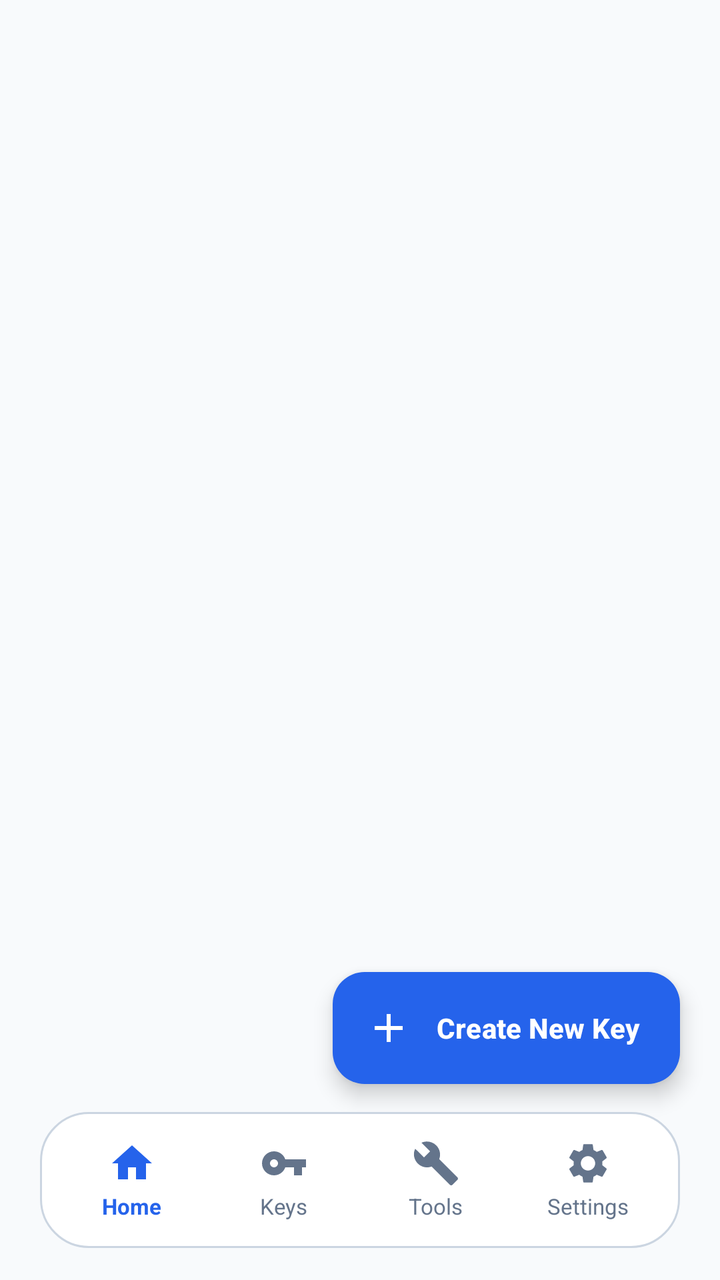
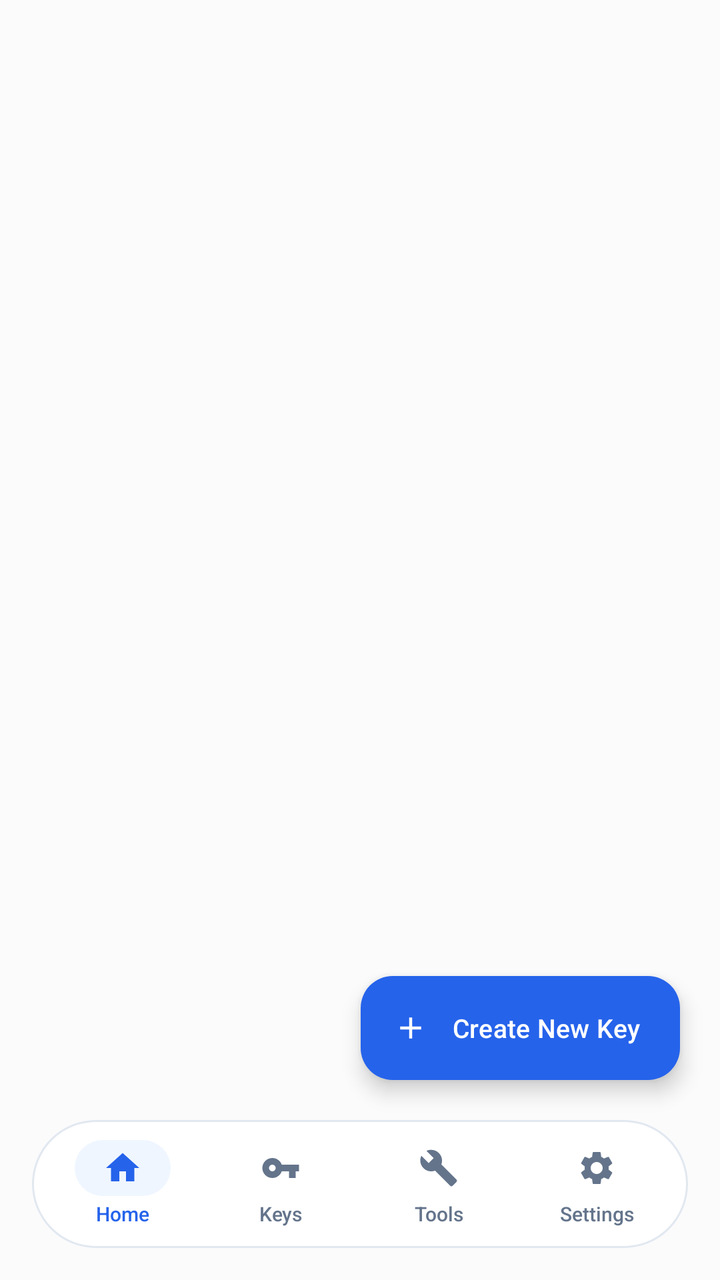

Compare the two renders of this Android layout. The source of the first and the diff that turns it into the second are given below.
<!-- AndroidManifest.xml: activity theme Theme.GitKey -->
<!-- res/layout/activity_main.xml -->
<?xml version="1.0" encoding="utf-8"?>
<androidx.coordinatorlayout.widget.CoordinatorLayout xmlns:android="http://schemas.android.com/apk/res/android"
    xmlns:app="http://schemas.android.com/apk/res-auto"
    xmlns:tools="http://schemas.android.com/tools"
    android:id="@+id/mainCoordinator"
    android:layout_width="match_parent"
    android:layout_height="match_parent"
    android:background="?android:attr/colorBackground">

    
    <FrameLayout
        android:id="@+id/fragmentContainer"
        android:layout_width="match_parent"
        android:layout_height="match_parent"
        android:layout_marginBottom="88dp" />

    
    <com.google.android.material.floatingactionbutton.ExtendedFloatingActionButton
        android:id="@+id/fabCreateKey"
        android:layout_width="wrap_content"
        android:layout_height="wrap_content"
        android:layout_gravity="bottom|end"
        android:layout_marginEnd="20dp"
        android:layout_marginBottom="98dp"
        android:text="@string/btn_create_new_key"
        android:textColor="#FFFFFF"
        android:textSize="14sp"
        android:textStyle="bold"
        app:icon="@drawable/ic_add"
        app:iconTint="#FFFFFF"
        app:backgroundTint="?attr/colorPrimary"
        app:elevation="6dp"
        app:cornerRadius="28dp"
        android:contentDescription="@string/btn_create_new_key" />

    
    <LinearLayout
        android:id="@+id/glassBottomBar"
        android:layout_width="match_parent"
        android:layout_height="68dp"
        android:layout_gravity="bottom"
        android:layout_marginStart="20dp"
        android:layout_marginEnd="20dp"
        android:layout_marginBottom="16dp"
        android:background="@drawable/bg_glass_nav"
        android:elevation="8dp"
        android:orientation="horizontal"
        android:gravity="center"
        android:paddingStart="8dp"
        android:paddingEnd="8dp">

        
        <LinearLayout
            android:id="@+id/tabHome"
            android:layout_width="0dp"
            android:layout_height="match_parent"
            android:layout_weight="1"
            android:orientation="vertical"
            android:gravity="center"
            android:clickable="true"
            android:focusable="true"
            android:background="?attr/selectableItemBackgroundBorderless">

            <ImageView
                android:id="@+id/ivTabHome"
                android:layout_width="24dp"
                android:layout_height="24dp"
                android:src="@drawable/ic_home"
                app:tint="?attr/colorPrimary"
                android:contentDescription="@string/nav_home" />

            <TextView
                android:id="@+id/tvTabHome"
                android:layout_width="wrap_content"
                android:layout_height="wrap_content"
                android:layout_marginTop="2dp"
                android:text="@string/nav_home"
                android:textSize="11sp"
                android:textStyle="bold"
                android:textColor="?attr/colorPrimary" />
        </LinearLayout>

        
        <LinearLayout
            android:id="@+id/tabKeys"
            android:layout_width="0dp"
            android:layout_height="match_parent"
            android:layout_weight="1"
            android:orientation="vertical"
            android:gravity="center"
            android:clickable="true"
            android:focusable="true"
            android:background="?attr/selectableItemBackgroundBorderless">

            <ImageView
                android:id="@+id/ivTabKeys"
                android:layout_width="24dp"
                android:layout_height="24dp"
                android:src="@drawable/ic_key"
                app:tint="?attr/colorTextMuted"
                android:contentDescription="@string/nav_keys" />

            <TextView
                android:id="@+id/tvTabKeys"
                android:layout_width="wrap_content"
                android:layout_height="wrap_content"
                android:layout_marginTop="2dp"
                android:text="@string/nav_keys"
                android:textSize="11sp"
                android:textColor="?attr/colorTextMuted" />
        </LinearLayout>

        
        <LinearLayout
            android:id="@+id/tabTools"
            android:layout_width="0dp"
            android:layout_height="match_parent"
            android:layout_weight="1"
            android:orientation="vertical"
            android:gravity="center"
            android:clickable="true"
            android:focusable="true"
            android:background="?attr/selectableItemBackgroundBorderless">

            <ImageView
                android:id="@+id/ivTabTools"
                android:layout_width="24dp"
                android:layout_height="24dp"
                android:src="@drawable/ic_tools"
                app:tint="?attr/colorTextMuted"
                android:contentDescription="@string/nav_tools" />

            <TextView
                android:id="@+id/tvTabTools"
                android:layout_width="wrap_content"
                android:layout_height="wrap_content"
                android:layout_marginTop="2dp"
                android:text="@string/nav_tools"
                android:textSize="11sp"
                android:textColor="?attr/colorTextMuted" />
        </LinearLayout>

        
        <LinearLayout
            android:id="@+id/tabSettings"
            android:layout_width="0dp"
            android:layout_height="match_parent"
            android:layout_weight="1"
            android:orientation="vertical"
            android:gravity="center"
            android:clickable="true"
            android:focusable="true"
            android:background="?attr/selectableItemBackgroundBorderless">

            <ImageView
                android:id="@+id/ivTabSettings"
                android:layout_width="24dp"
                android:layout_height="24dp"
                android:src="@drawable/ic_settings"
                app:tint="?attr/colorTextMuted"
                android:contentDescription="@string/nav_settings" />

            <TextView
                android:id="@+id/tvTabSettings"
                android:layout_width="wrap_content"
                android:layout_height="wrap_content"
                android:layout_marginTop="2dp"
                android:text="@string/nav_settings"
                android:textSize="11sp"
                android:textColor="?attr/colorTextMuted" />
        </LinearLayout>

    </LinearLayout>

</androidx.coordinatorlayout.widget.CoordinatorLayout>
<!-- resources referenced by this layout -->
<resources>
  <!-- drawable bg_glass_nav (drawable) -->
  <?xml version="1.0" encoding="utf-8"?>
  <shape xmlns:android="http://schemas.android.com/apk/res/android"
      android:shape="rectangle">
      <corners android:radius="24dp" />
      <solid android:color="?attr/colorNavGlass" />
      <stroke
          android:width="1dp"
          android:color="?attr/colorNavStroke" />
  </shape>
  <string name="btn_create_new_key">Create New Key</string>
  <string name="nav_home">Home</string>
  <string name="nav_keys">Keys</string>
  <string name="nav_settings">Settings</string>
  <string name="nav_tools">Tools</string>
  <style name="Theme.GitKey" parent="Theme.Material3.DayNight.NoActionBar">
          
          <item name="colorPrimary">@color/brand_blue</item>
          <item name="colorOnPrimary">#FFFFFF</item>
          <item name="colorPrimaryContainer">#DBEAFE</item>
          <item name="colorOnPrimaryContainer">#1E3A8A</item>
  
          <item name="colorSecondary">@color/brand_cyan</item>
          <item name="colorOnSecondary">#FFFFFF</item>
  
          <item name="colorTertiary">@color/brand_emerald</item>
          <item name="colorOnTertiary">#FFFFFF</item>
  
          <item name="android:colorBackground">@color/bg_light</item>
          <item name="colorSurface">@color/surface_light</item>
          <item name="colorOnSurface">@color/text_title_light</item>
  
          
          <item name="colorCardBackground">@color/card_bg_light</item>
          <item name="colorCardStroke">@color/card_stroke_light</item>
          <item name="colorCodeBlock">@color/code_block_bg_light</item>
          <item name="colorNavGlass">@color/nav_glass_bg_light</item>
          <item name="colorNavStroke">@color/nav_glass_stroke_light</item>
          <item name="colorTextTitle">@color/text_title_light</item>
          <item name="colorTextBody">@color/text_body_light</item>
          <item name="colorTextMuted">@color/text_muted_light</item>
  
          
          <item name="android:statusBarColor">@android:color/transparent</item>
          <item name="android:navigationBarColor">@android:color/transparent</item>
          <item name="android:windowLightStatusBar">true</item>
          <item name="android:windowLightNavigationBar">true</item>
      </style>
  <color name="brand_blue">#2563EB</color>
  <color name="brand_cyan">#0EA5E9</color>
  <color name="brand_emerald">#10B981</color>
  <color name="bg_light">#F8FAFC</color>
  <color name="surface_light">#FFFFFF</color>
  <color name="text_title_light">#0F172A</color>
  <color name="card_bg_light">#FFFFFF</color>
  <color name="card_stroke_light">#E2E8F0</color>
  <color name="code_block_bg_light">#F1F5F9</color>
  <color name="nav_glass_bg_light">#F2FFFFFF</color>
  <color name="nav_glass_stroke_light">#CBD5E1</color>
  <color name="text_body_light">#334155</color>
  <color name="text_muted_light">#64748B</color>
  <!-- unchanged entries left out for length: 5 -->
</resources>

<!-- the commit's change to res/layout/activity_main.xml (unified diff, before → after) -->
@@ -12,42 +12,43 @@
         android:id="@+id/fragmentContainer"
         android:layout_width="match_parent"
         android:layout_height="match_parent"
-        android:layout_marginBottom="88dp" />
+        android:layout_marginBottom="90dp" />
 
     
     <com.google.android.material.floatingactionbutton.ExtendedFloatingActionButton
         android:id="@+id/fabCreateKey"
         android:layout_width="wrap_content"
-        android:layout_height="wrap_content"
+        android:layout_height="52dp"
         android:layout_gravity="bottom|end"
         android:layout_marginEnd="20dp"
-        android:layout_marginBottom="98dp"
+        android:layout_marginBottom="100dp"
         android:text="@string/btn_create_new_key"
         android:textColor="#FFFFFF"
-        android:textSize="14sp"
-        android:textStyle="bold"
+        android:textSize="13sp"
+        android:fontFamily="sans-serif-medium"
         app:icon="@drawable/ic_add"
         app:iconTint="#FFFFFF"
+        app:iconSize="18dp"
         app:backgroundTint="?attr/colorPrimary"
-        app:elevation="6dp"
-        app:cornerRadius="28dp"
+        app:elevation="4dp"
+        app:cornerRadius="26dp"
         android:contentDescription="@string/btn_create_new_key" />
 
     
     <LinearLayout
         android:id="@+id/glassBottomBar"
         android:layout_width="match_parent"
-        android:layout_height="68dp"
+        android:layout_height="64dp"
         android:layout_gravity="bottom"
-        android:layout_marginStart="20dp"
-        android:layout_marginEnd="20dp"
+        android:layout_marginStart="16dp"
+        android:layout_marginEnd="16dp"
         android:layout_marginBottom="16dp"
         android:background="@drawable/bg_glass_nav"
-        android:elevation="8dp"
+        android:elevation="6dp"
         android:orientation="horizontal"
         android:gravity="center"
-        android:paddingStart="8dp"
-        android:paddingEnd="8dp">
+        android:paddingStart="6dp"
+        android:paddingEnd="6dp">
 
         
         <LinearLayout
@@ -59,15 +60,25 @@
             android:gravity="center"
             android:clickable="true"
             android:focusable="true"
-            android:background="?attr/selectableItemBackgroundBorderless">
-
-            <ImageView
-                android:id="@+id/ivTabHome"
-                android:layout_width="24dp"
-                android:layout_height="24dp"
-                android:src="@drawable/ic_home"
-                app:tint="?attr/colorPrimary"
-                android:contentDescription="@string/nav_home" />
+            android:paddingTop="4dp"
+            android:paddingBottom="4dp"
+            android:background="?attr/selectableItemBackgroundBorderless">
+
+            <FrameLayout
+                android:id="@+id/pillTabHome"
+                android:layout_width="48dp"
+                android:layout_height="28dp"
+                android:background="@drawable/bg_nav_pill_active">
+
+                <ImageView
+                    android:id="@+id/ivTabHome"
+                    android:layout_width="20dp"
+                    android:layout_height="20dp"
+                    android:layout_gravity="center"
+                    android:src="@drawable/ic_home"
+                    app:tint="?attr/colorPrimary"
+                    android:contentDescription="@string/nav_home" />
+            </FrameLayout>
 
             <TextView
                 android:id="@+id/tvTabHome"
@@ -75,8 +86,8 @@
                 android:layout_height="wrap_content"
                 android:layout_marginTop="2dp"
                 android:text="@string/nav_home"
-                android:textSize="11sp"
-                android:textStyle="bold"
+                android:textSize="10sp"
+                android:fontFamily="sans-serif-medium"
                 android:textColor="?attr/colorPrimary" />
         </LinearLayout>
 
@@ -90,15 +101,24 @@
             android:gravity="center"
             android:clickable="true"
             android:focusable="true"
-            android:background="?attr/selectableItemBackgroundBorderless">
-
-            <ImageView
-                android:id="@+id/ivTabKeys"
-                android:layout_width="24dp"
-                android:layout_height="24dp"
-                android:src="@drawable/ic_key"
-                app:tint="?attr/colorTextMuted"
-                android:contentDescription="@string/nav_keys" />
+            android:paddingTop="4dp"
+            android:paddingBottom="4dp"
+            android:background="?attr/selectableItemBackgroundBorderless">
+
+            <FrameLayout
+                android:id="@+id/pillTabKeys"
+                android:layout_width="48dp"
+                android:layout_height="28dp">
+
+                <ImageView
+                    android:id="@+id/ivTabKeys"
+                    android:layout_width="20dp"
+                    android:layout_height="20dp"
+                    android:layout_gravity="center"
+                    android:src="@drawable/ic_key"
+                    app:tint="?attr/colorTextMuted"
+                    android:contentDescription="@string/nav_keys" />
+            </FrameLayout>
 
             <TextView
                 android:id="@+id/tvTabKeys"
@@ -106,7 +126,8 @@
                 android:layout_height="wrap_content"
                 android:layout_marginTop="2dp"
                 android:text="@string/nav_keys"
-                android:textSize="11sp"
+                android:textSize="10sp"
+                android:fontFamily="sans-serif-medium"
                 android:textColor="?attr/colorTextMuted" />
         </LinearLayout>
 
@@ -120,15 +141,24 @@
             android:gravity="center"
             android:clickable="true"
             android:focusable="true"
-            android:background="?attr/selectableItemBackgroundBorderless">
-
-            <ImageView
-                android:id="@+id/ivTabTools"
-                android:layout_width="24dp"
-                android:layout_height="24dp"
-                android:src="@drawable/ic_tools"
-                app:tint="?attr/colorTextMuted"
-                android:contentDescription="@string/nav_tools" />
+            android:paddingTop="4dp"
+            android:paddingBottom="4dp"
+            android:background="?attr/selectableItemBackgroundBorderless">
+
+            <FrameLayout
+                android:id="@+id/pillTabTools"
+                android:layout_width="48dp"
+                android:layout_height="28dp">
+
+                <ImageView
+                    android:id="@+id/ivTabTools"
+                    android:layout_width="20dp"
+                    android:layout_height="20dp"
+                    android:layout_gravity="center"
+                    android:src="@drawable/ic_tools"
+                    app:tint="?attr/colorTextMuted"
+                    android:contentDescription="@string/nav_tools" />
+            </FrameLayout>
 
             <TextView
                 android:id="@+id/tvTabTools"
@@ -136,7 +166,8 @@
                 android:layout_height="wrap_content"
                 android:layout_marginTop="2dp"
                 android:text="@string/nav_tools"
-                android:textSize="11sp"
+                android:textSize="10sp"
+                android:fontFamily="sans-serif-medium"
                 android:textColor="?attr/colorTextMuted" />
         </LinearLayout>
 
@@ -150,15 +181,24 @@
             android:gravity="center"
             android:clickable="true"
             android:focusable="true"
-            android:background="?attr/selectableItemBackgroundBorderless">
-
-            <ImageView
-                android:id="@+id/ivTabSettings"
-                android:layout_width="24dp"
-                android:layout_height="24dp"
-                android:src="@drawable/ic_settings"
-                app:tint="?attr/colorTextMuted"
-                android:contentDescription="@string/nav_settings" />
+            android:paddingTop="4dp"
+            android:paddingBottom="4dp"
+            android:background="?attr/selectableItemBackgroundBorderless">
+
+            <FrameLayout
+                android:id="@+id/pillTabSettings"
+                android:layout_width="48dp"
+                android:layout_height="28dp">
+
+                <ImageView
+                    android:id="@+id/ivTabSettings"
+                    android:layout_width="20dp"
+                    android:layout_height="20dp"
+                    android:layout_gravity="center"
+                    android:src="@drawable/ic_settings"
+                    app:tint="?attr/colorTextMuted"
+                    android:contentDescription="@string/nav_settings" />
+            </FrameLayout>
 
             <TextView
                 android:id="@+id/tvTabSettings"
@@ -166,7 +206,8 @@
                 android:layout_height="wrap_content"
                 android:layout_marginTop="2dp"
                 android:text="@string/nav_settings"
-                android:textSize="11sp"
+                android:textSize="10sp"
+                android:fontFamily="sans-serif-medium"
                 android:textColor="?attr/colorTextMuted" />
         </LinearLayout>
 
<!-- resource entries referenced after the edit -->
@@ -4,11 +4,18 @@
   <?xml version="1.0" encoding="utf-8"?>
   <shape xmlns:android="http://schemas.android.com/apk/res/android"
       android:shape="rectangle">
-      <corners android:radius="24dp" />
+      <corners android:radius="32dp" />
       <solid android:color="?attr/colorNavGlass" />
       <stroke
           android:width="1dp"
           android:color="?attr/colorNavStroke" />
+  </shape>
+  <!-- drawable bg_nav_pill_active (drawable) -->
+  <?xml version="1.0" encoding="utf-8"?>
+  <shape xmlns:android="http://schemas.android.com/apk/res/android"
+      android:shape="rectangle">
+      <corners android:radius="18dp" />
+      <solid android:color="?attr/colorPrimaryContainer" />
   </shape>
   <string name="btn_create_new_key">Create New Key</string>
   <string name="nav_home">Home</string>
@@ -19,8 +26,8 @@
           
           <item name="colorPrimary">@color/brand_blue</item>
           <item name="colorOnPrimary">#FFFFFF</item>
-          <item name="colorPrimaryContainer">#DBEAFE</item>
-          <item name="colorOnPrimaryContainer">#1E3A8A</item>
+          <item name="colorPrimaryContainer">@color/brand_blue_tint</item>
+          <item name="colorOnPrimaryContainer">#1D4ED8</item>
   
           <item name="colorSecondary">@color/brand_cyan</item>
           <item name="colorOnSecondary">#FFFFFF</item>
@@ -36,31 +43,42 @@
           <item name="colorCardBackground">@color/card_bg_light</item>
           <item name="colorCardStroke">@color/card_stroke_light</item>
           <item name="colorCodeBlock">@color/code_block_bg_light</item>
+          <item name="colorCodeText">@color/code_text_light</item>
           <item name="colorNavGlass">@color/nav_glass_bg_light</item>
           <item name="colorNavStroke">@color/nav_glass_stroke_light</item>
           <item name="colorTextTitle">@color/text_title_light</item>
           <item name="colorTextBody">@color/text_body_light</item>
           <item name="colorTextMuted">@color/text_muted_light</item>
+          <item name="colorPillBg">@color/pill_bg_light</item>
+          <item name="colorPillStroke">@color/pill_stroke_light</item>
+          <item name="colorIconContainer">@color/icon_container_light</item>
+          <item name="colorDivider">@color/divider_light</item>
   
           
-          <item name="android:statusBarColor">@android:color/transparent</item>
-          <item name="android:navigationBarColor">@android:color/transparent</item>
+          <item name="android:statusBarColor">@color/bg_light</item>
+          <item name="android:navigationBarColor">@color/bg_light</item>
           <item name="android:windowLightStatusBar">true</item>
           <item name="android:windowLightNavigationBar">true</item>
       </style>
   <color name="brand_blue">#2563EB</color>
+  <color name="brand_blue_tint">#EFF6FF</color>
   <color name="brand_cyan">#0EA5E9</color>
   <color name="brand_emerald">#10B981</color>
-  <color name="bg_light">#F8FAFC</color>
+  <color name="bg_light">#FBFBFC</color>
   <color name="surface_light">#FFFFFF</color>
   <color name="text_title_light">#0F172A</color>
   <color name="card_bg_light">#FFFFFF</color>
-  <color name="card_stroke_light">#E2E8F0</color>
-  <color name="code_block_bg_light">#F1F5F9</color>
+  <color name="card_stroke_light">#E5E7EB</color>
+  <color name="code_block_bg_light">#F8FAFC</color>
+  <color name="code_text_light">#1E293B</color>
   <color name="nav_glass_bg_light">#F2FFFFFF</color>
-  <color name="nav_glass_stroke_light">#CBD5E1</color>
+  <color name="nav_glass_stroke_light">#E2E8F0</color>
   <color name="text_body_light">#334155</color>
   <color name="text_muted_light">#64748B</color>
+  <color name="pill_bg_light">#F1F5F9</color>
+  <color name="pill_stroke_light">#E2E8F0</color>
+  <color name="icon_container_light">#F8FAFC</color>
+  <color name="divider_light">#EDF2F7</color>
   <!-- unchanged entries left out for length: 5 -->
 </resources>
 
